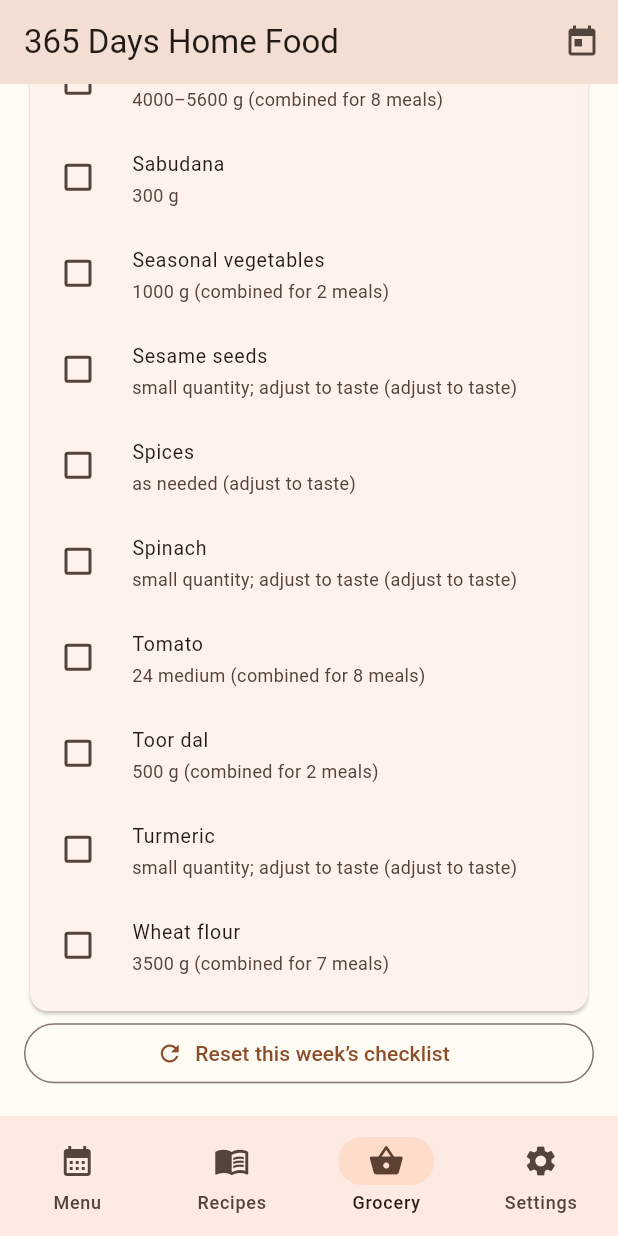
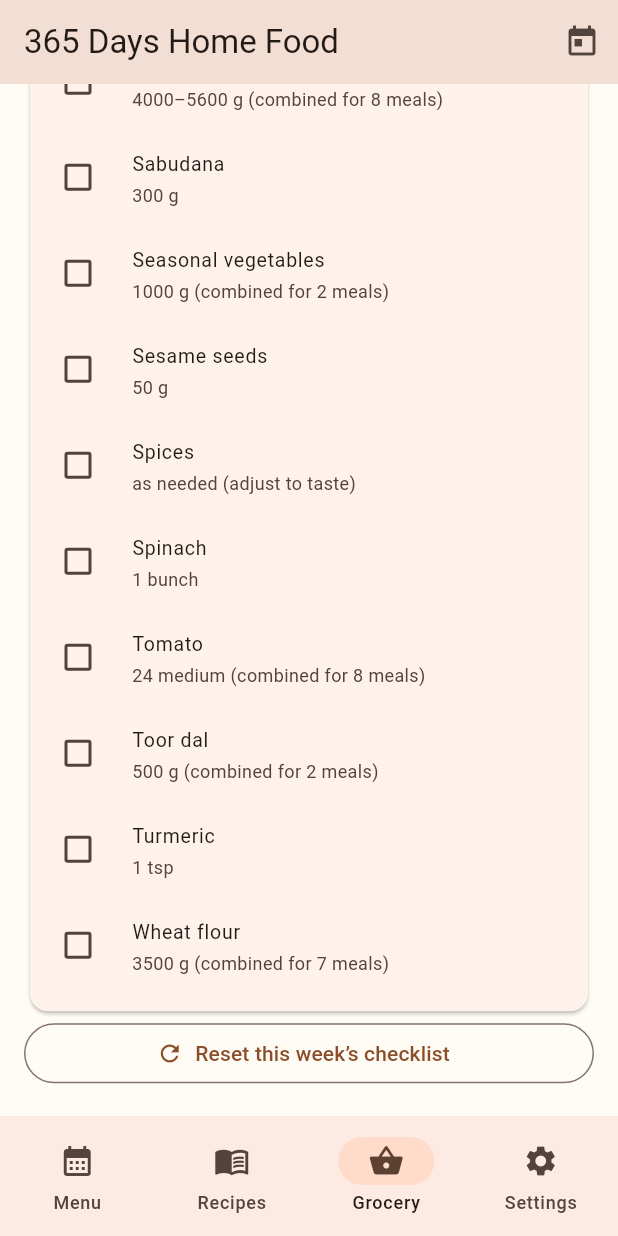
Before and after one commit to rohanrm18/365-days-home-food-menu, a Flutter app: the screen it shows after launch, item 3 of the bottom bar chosen, scrolled down 2304 dp, on a phone screen of 412 x 824 dp. Run offline on Flutter 3.47's test engine with Material 3 defaults, Android fonts, the phone set to English and light mode, and no system bars; our stand-ins replace flutter_local_notifications, shared_preferences, timezone; network calls fail; statements that could not run were skipped.

Commit message:
Expand ingredient quantity estimates for grocery planner

```diff
--- a/lib/main.dart
+++ b/lib/main.dart
@@ -477,7 +477,20 @@ String groceryEstimate(String item, int uses, [int people = 4]) {
     'Roasted gram':'100 g', 'Cumin':'2 tsp', 'Garlic':'1 bulb',
     'Goda masala':'2 tbsp', 'Ginger-garlic':'2 tbsp', 'Spices':'as needed',
     'Ghee':'2 tbsp', 'Papad':'4 pieces', 'Tamarind':'small lemon-sized piece',
-    'Yogurt':'150 g', 'Whole spices':'2 tbsp'
+    'Yogurt':'150 g', 'Whole spices':'2 tbsp',
+    'Almonds':'50 g', 'Appam batter':'500 g', 'Baking powder':'1 tsp',
+    'Banana':'4 medium', 'Basmati rice':'400 g', 'Bottle gourd':'500 g',
+    'Bread':'8 slices', 'Broken wheat':'250 g', 'Butter':'2 tbsp',
+    'Capsicum':'4 medium', 'Cardamom':'4 pods', 'Chana dal':'250 g',
+    'Chickpeas':'300 g', 'Chole masala':'2 tbsp', 'Coconut milk':'200 ml',
+    'Cream':'100 ml', 'Dates':'100 g', 'Fenugreek leaves':'1 bunch',
+    'Ginger':'25 g', 'Jaggery':'100 g', 'Milk':'500 ml', 'Mint':'1 small bunch',
+    'Mixed dry fruits':'100 g', 'Nutmeg':'1/4 tsp', 'Pav':'4 pieces',
+    'Pearl millet':'250 g', 'Pepper':'1 tsp', 'Poppy seeds':'2 tbsp',
+    'Ragi flour':'200 g', 'Rajma':'250 g', 'Rice flour':'300 g',
+    'Saffron':'a small pinch', 'Sesame seeds':'50 g', 'Small brinjal':'6 pieces',
+    'Spinach':'1 bunch', 'Sugar':'100 g', 'Turmeric':'1 tsp',
+    'Vermicelli':'100 g'
   };
   final base = estimates[item] ?? 'small quantity; adjust to taste';
   final match = RegExp(r'^(\d+(?:\.\d+)?)(?:–(\d+(?:\.\d+)?))?\s*(.*)$').firstMatch(base);
```
